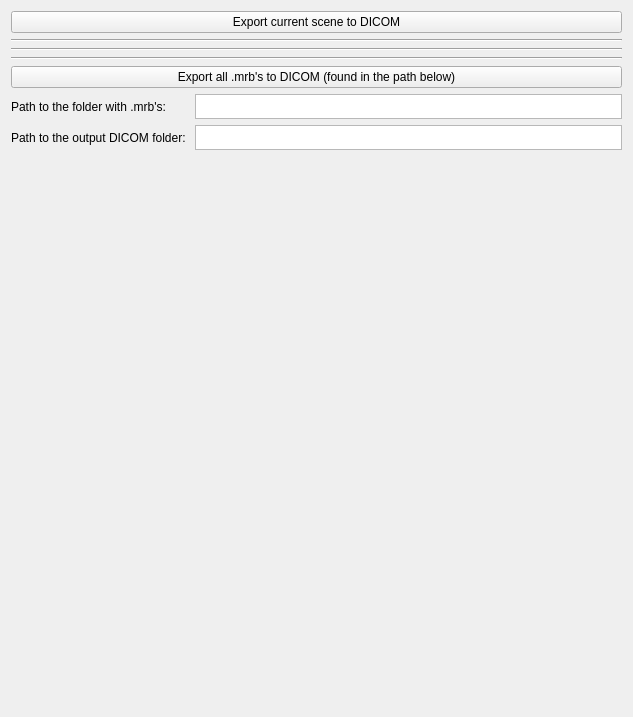
Old version of the form CreateSegmentation/CreateSegmentation/Resources/UI/CreateSegmentation.ui in the repository koegl/mthesis-datasets.
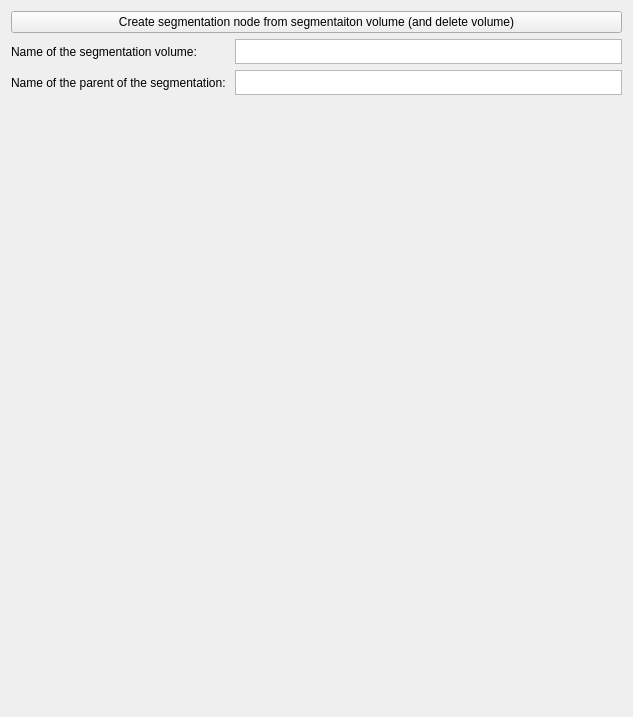
New version of the form. Custom widgets are drawn as their Qt base class.

Commit message: removed old buttons and renamed labels and buttons and windows

Patch:
```diff
--- a/CreateSegmentation/CreateSegmentation/Resources/UI/CreateSegmentation.ui
+++ b/CreateSegmentation/CreateSegmentation/Resources/UI/CreateSegmentation.ui
@@ -12,40 +12,9 @@
   </property>
   <layout class="QVBoxLayout" name="buttonLayout">
    <item>
-    <widget class="QPushButton" name="exportCurrentSceneToDicomButton">
-     <property name="enabled">
-      <bool>true</bool>
-     </property>
+    <widget class="QPushButton" name="createSegmentationButton">
      <property name="text">
-      <string>Export current scene to DICOM</string>
-     </property>
-    </widget>
-   </item>
-   <item>
-    <widget class="Line" name="line_3">
-     <property name="orientation">
-      <enum>Qt::Horizontal</enum>
-     </property>
-    </widget>
-   </item>
-   <item>
-    <widget class="Line" name="line_2">
-     <property name="orientation">
-      <enum>Qt::Horizontal</enum>
-     </property>
-    </widget>
-   </item>
-   <item>
-    <widget class="Line" name="line">
-     <property name="orientation">
-      <enum>Qt::Horizontal</enum>
-     </property>
-    </widget>
-   </item>
-   <item>
-    <widget class="QPushButton" name="exportAllMrbsFoundInFolderToDicomButton">
-     <property name="text">
-      <string>Export all .mrb's to DICOM (found in the path below)</string>
+      <string>Create segmentation node from segmentaiton volume (and delete volume)</string>
      </property>
     </widget>
    </item>
@@ -54,7 +23,7 @@
      <item row="0" column="0">
       <widget class="QLabel" name="inputPathLabel">
        <property name="text">
-        <string>Path to the folder with .mrb's: </string>
+        <string>Name of the segmentation volume: </string>
        </property>
       </widget>
      </item>
@@ -74,7 +43,7 @@
      <item row="1" column="0">
       <widget class="QLabel" name="outputPathLabel">
        <property name="text">
-        <string>Path to the output DICOM folder: </string>
+        <string>Name of the parent of the segmentation: </string>
        </property>
       </widget>
      </item>
```
Left out of the diff: 12 changed lines with no effect on the pictures.
